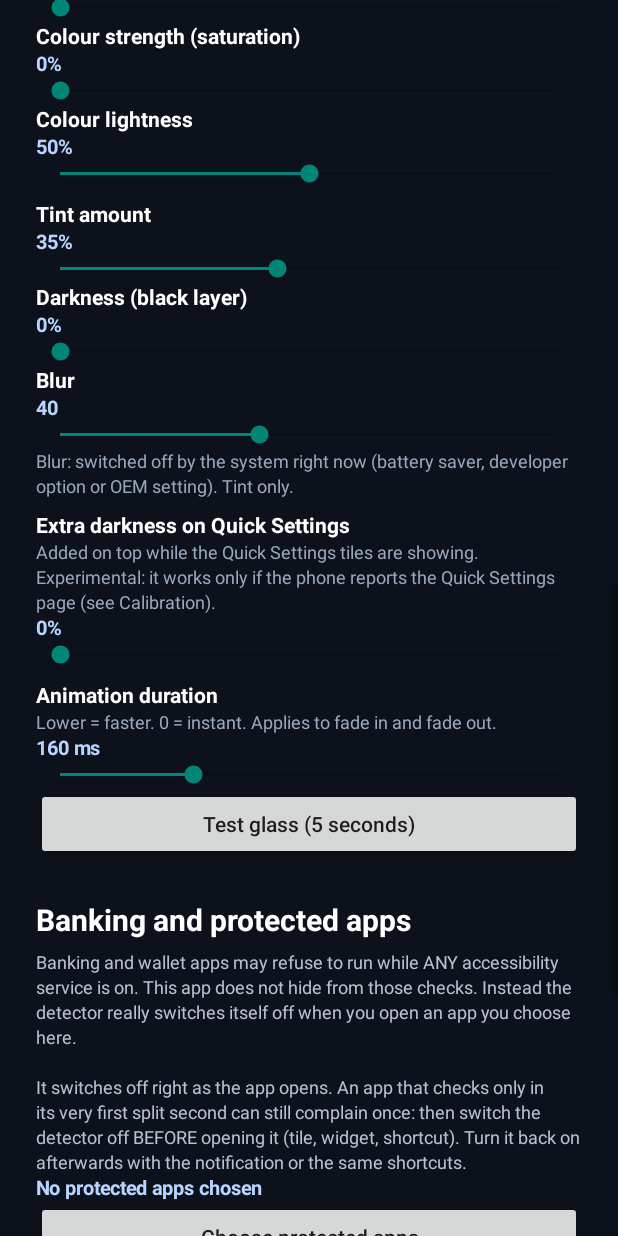
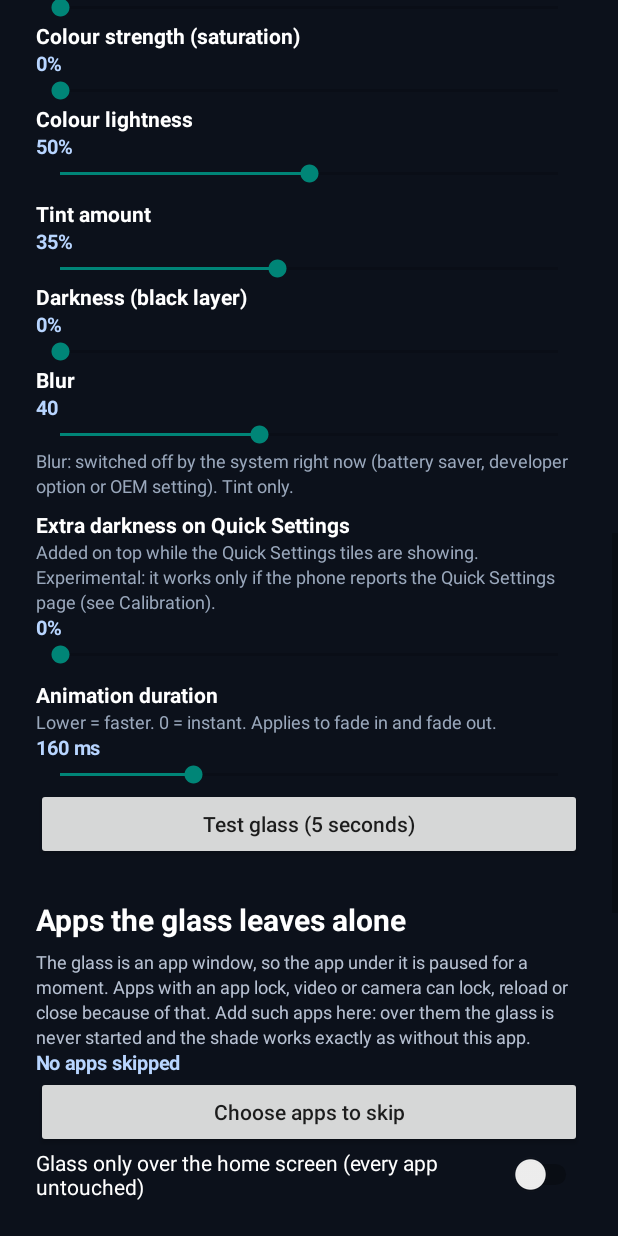
Before and after one commit to Wasifazhar00/Translucent-notify, an Android app: the screen it shows after launch (MainActivity), scrolled down 1153 dp, on a phone screen of 412 x 824 dp. Run offline under Robolectric (Android 15) with nearby library versions, the phone set to English and light mode, and no system bars.

Commit message:
v7.2.0: reliable + faster start (helper window settles before launch, fast polling after launch), skip-apps list and home-only mode so other apps are never paused

```diff
--- a/app/build.gradle.kts
+++ b/app/build.gradle.kts
@@ -11,8 +11,8 @@ android {
         applicationId = "com.wasif.translucentnotify"
         minSdk = 26
         targetSdk = 35
-        versionCode = 17
-        versionName = "7.1.1"
+        versionCode = 18
+        versionName = "7.2.0"
     }
 
     signingConfigs {
--- /dev/null
+++ b/app/src/main/java/com/wasif/translucentnotify/AppFilter.kt
@@ -0,0 +1,17 @@
+package com.wasif.translucentnotify
+
+import android.content.Context
+
+/** Which apps the glass should leave completely alone. */
+object AppFilter {
+    private fun sp(c: Context) = c.getSharedPreferences("shade", Context.MODE_PRIVATE)
+
+    /** Apps over which the glass is never started (they get no pause, nothing). */
+    fun skipApps(c: Context): Set<String> = sp(c).getStringSet("skip", emptySet()) ?: emptySet()
+    fun setSkipApps(c: Context, s: Set<String>) =
+        sp(c).edit().putStringSet("skip", HashSet(s)).apply()
+
+    /** true = glass only over the home screen; every other app is never touched. */
+    fun homeOnly(c: Context) = sp(c).getBoolean("homeOnly", false)
+    fun setHomeOnly(c: Context, v: Boolean) = sp(c).edit().putBoolean("homeOnly", v).apply()
+}
--- a/app/src/main/java/com/wasif/translucentnotify/MainActivity.kt
+++ b/app/src/main/java/com/wasif/translucentnotify/MainActivity.kt
@@ -39,6 +39,7 @@ class MainActivity : Activity() {
     private lateinit var a11yStatus: TextView
     private lateinit var blurStatus: TextView
     private lateinit var appsLabel: TextView
+    private lateinit var skipLabel: TextView
     private lateinit var dumpView: TextView
     private lateinit var profileButton: Button
     private lateinit var previewTint: View
@@ -215,6 +216,24 @@ class MainActivity : Activity() {
             else s.preview()
         })
 
+        // ---- apps the glass leaves alone ----
+        page.addView(label("Apps the glass leaves alone", 20, Color.WHITE, true).apply { setPadding(0, dp(26), 0, dp(6)) })
+        page.addView(label(
+            "The glass is an app window, so the app under it is paused for a moment. Apps with an app lock, video or camera can lock, reload or close because of that. Add such apps here: over them the glass is never started and the shade works exactly as without this app.",
+            12, muted, false
+        ))
+        skipLabel = label("", 13, accent, true)
+        page.addView(skipLabel)
+        page.addView(button("Choose apps to skip") {
+            pickApps("Skip the glass over", AppFilter.skipApps(this)) { AppFilter.setSkipApps(this, it) }
+        })
+        val homeOnly = Switch(this)
+        homeOnly.text = "Glass only over the home screen (every app untouched)"
+        homeOnly.setTextColor(Color.WHITE)
+        homeOnly.isChecked = AppFilter.homeOnly(this)
+        homeOnly.setOnCheckedChangeListener { _, on -> AppFilter.setHomeOnly(this, on) }
+        page.addView(homeOnly)
+
         // ---- banking / protected apps ----
         page.addView(label("Banking and protected apps", 20, Color.WHITE, true).apply { setPadding(0, dp(26), 0, dp(6)) })
         page.addView(label(
@@ -224,7 +243,9 @@ class MainActivity : Activity() {
         ))
         appsLabel = label("", 13, accent, true)
         page.addView(appsLabel)
-        page.addView(button("Choose protected apps") { pickApps() })
+        page.addView(button("Choose protected apps") {
+            pickApps("Protected apps", Prefs.protectedApps(this)) { Prefs.setProtectedApps(this, it) }
+        })
         val autoOff = Switch(this)
         autoOff.text = "Switch the detector off when a protected app opens"
         autoOff.setTextColor(Color.WHITE)
@@ -303,6 +324,8 @@ class MainActivity : Activity() {
         }
         val n = Prefs.protectedApps(this).size
         appsLabel.text = if (n == 0) "No protected apps chosen" else "$n protected app(s) chosen"
+        val k = AppFilter.skipApps(this).size
+        skipLabel.text = if (k == 0) "No apps skipped" else "$k app(s) skipped"
     }
 
     private fun status(v: TextView, ok: Boolean, on: String, off: String) {
@@ -310,9 +333,9 @@ class MainActivity : Activity() {
         v.setTextColor(if (ok) good else bad)
     }
 
-    // ---------- protected apps ----------
+    // ---------- app picker ----------
 
-    private fun pickApps() {
+    private fun pickApps(title: String, current: Set<String>, save: (Set<String>) -> Unit) {
         val pm = packageManager
         val launcher = Intent(Intent.ACTION_MAIN).addCategory(Intent.CATEGORY_LAUNCHER)
         val apps = pm.queryIntentActivities(launcher, 0)
@@ -320,16 +343,16 @@ class MainActivity : Activity() {
             .filter { it.first != packageName }
             .distinctBy { it.first }
             .sortedBy { it.second.lowercase() }
-        val chosen = Prefs.protectedApps(this).toMutableSet()
+        val chosen = current.toMutableSet()
         val checked = BooleanArray(apps.size) { apps[it].first in chosen }
         val names = Array(apps.size) { apps[it].second }
         val builder = AlertDialog.Builder(this)
-        builder.setTitle("Protected apps")
+        builder.setTitle(title)
         builder.setMultiChoiceItems(names, checked) { _, i, on ->
             if (on) chosen.add(apps[i].first) else chosen.remove(apps[i].first)
         }
         builder.setPositiveButton("Save") { _, _ ->
-            Prefs.setProtectedApps(this, chosen)
+            save(chosen)
             ShadeBlurService.instance?.refreshWatched()
             refreshStatus()
         }
```
Also changed, not shown: app/src/main/AndroidManifest.xml (+6 -1 lines), app/src/main/java/com/wasif/translucentnotify/ShadeBlurService.kt (+79 -19 lines).
